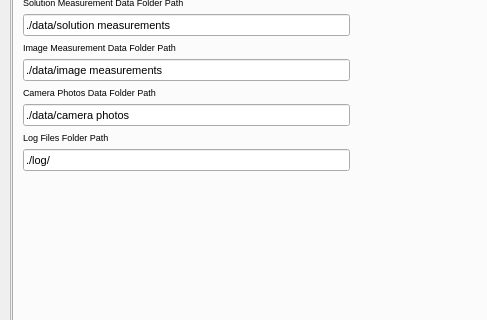
This is gui/settingswindow.ui in Th3Tr00p3r/gSTED-sFCS as Qt 5 draws it before an edit; both pictures show x 0 to 487 and y 91 to 411 of the 700 by 580 pixel window. The edited form follows.
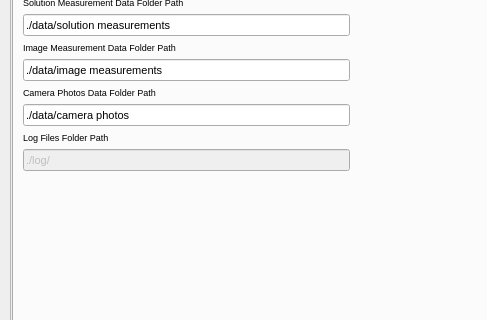
This is the edited form. Icons and pictures are not drawn.

Commit message: rearranged class structure - App() is now main class, calls on GUI windows which in turn call on their own implemenation. Issue with depletion - COM4 is unavailable

```diff
--- a/gui/settingswindow.ui
+++ b/gui/settingswindow.ui
@@ -202,7 +202,7 @@
               <item>
                <widget class="QLineEdit" name="logDataPath">
                 <property name="enabled">
-                 <bool>true</bool>
+                 <bool>false</bool>
                 </property>
                 <property name="font">
                  <font>
```
The commit also changes 6 other files.
